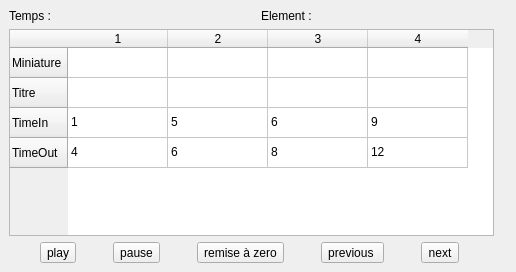
The window that src/tweedy/gui/timesheet/TimeSheet.ui (stopmotionimac/tweedy) describes before a commit, drawn with Qt 5.
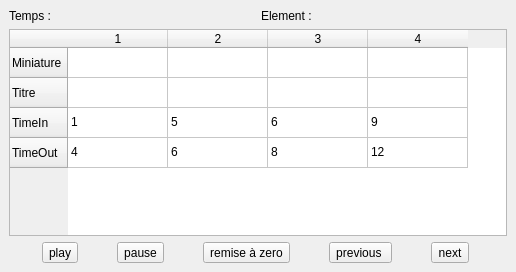
The same window after the commit. Icons and pictures are not drawn.

Commit message: images dans un viewer

The edit to the form file:
```diff
--- a/src/tweedy/gui/timesheet/TimeSheet.ui
+++ b/src/tweedy/gui/timesheet/TimeSheet.ui
@@ -10,6 +10,18 @@
     <height>272</height>
    </rect>
   </property>
+  <property name="minimumSize">
+   <size>
+    <width>516</width>
+    <height>187</height>
+   </size>
+  </property>
+  <property name="maximumSize">
+   <size>
+    <width>516</width>
+    <height>272</height>
+   </size>
+  </property>
   <property name="windowTitle">
    <string>DockWidget</string>
   </property>
@@ -23,6 +35,12 @@
          <layout class="QHBoxLayout" name="horizontalLayout_4">
           <item>
            <widget class="QLabel" name="labelTemps">
+            <property name="maximumSize">
+             <size>
+              <width>118</width>
+              <height>17</height>
+             </size>
+            </property>
             <property name="text">
              <string>Temps :</string>
             </property>
@@ -242,25 +260,6 @@
           </item>
          </layout>
         </item>
-        <item>
-         <widget class="QLabel" name="image">
-          <property name="sizeIncrement">
-           <size>
-            <width>0</width>
-            <height>0</height>
-           </size>
-          </property>
-          <property name="baseSize">
-           <size>
-            <width>0</width>
-            <height>0</height>
-           </size>
-          </property>
-          <property name="text">
-           <string/>
-          </property>
-         </widget>
-        </item>
        </layout>
       </item>
      </layout>
```
The commit also changes 12 other files.
